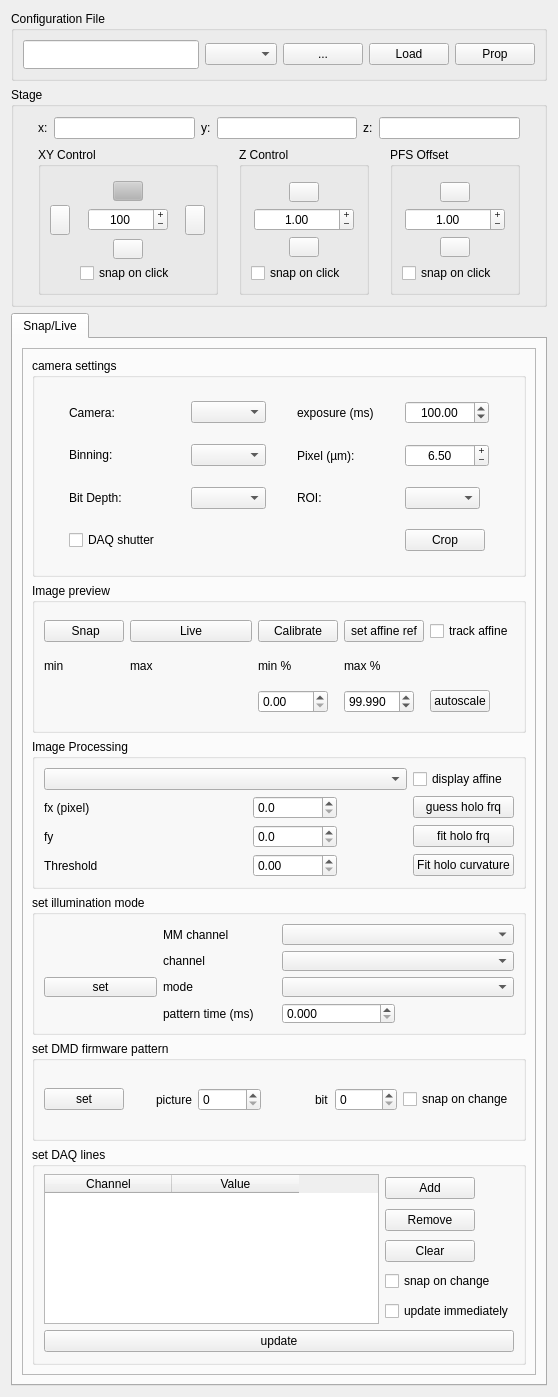
Above: micromanager_gui/_ui/micromanager_gui.ui from QI2lab/napari-micromanager before the change. Below: the same form after it.
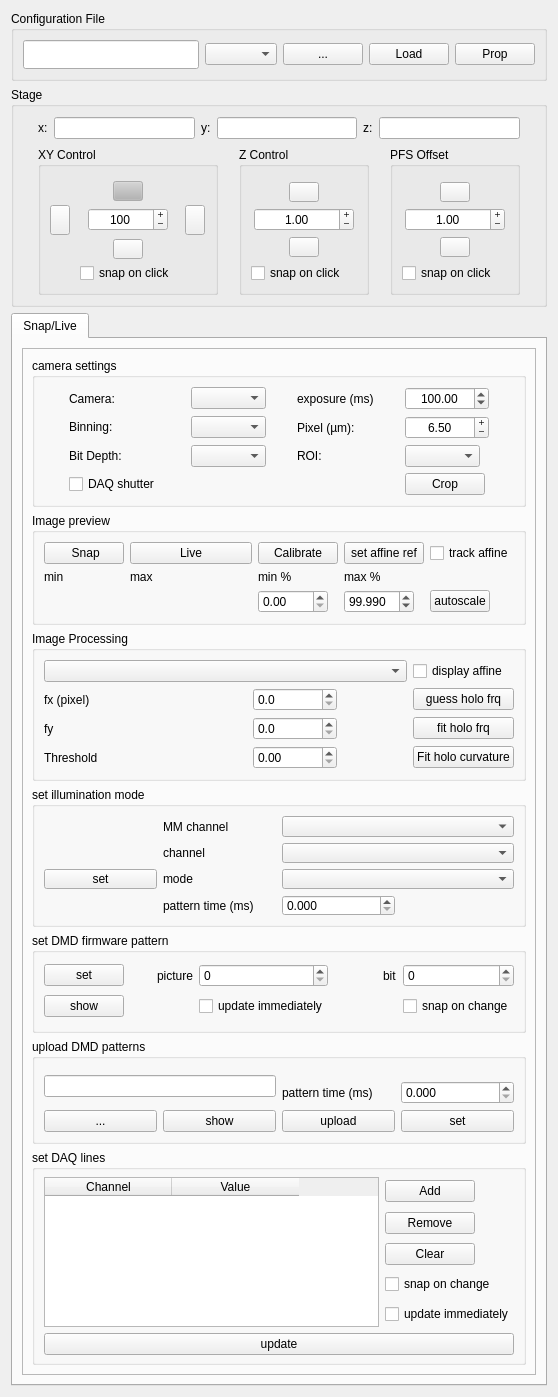
That is the form after the change.

Commit message: more updates including (1) load DMD image from file and (2) show DMD firmware or loaded-from-file patterns

The edit to the form file:
```diff
--- a/micromanager_gui/_ui/micromanager_gui.ui
+++ b/micromanager_gui/_ui/micromanager_gui.ui
@@ -1349,41 +1349,112 @@
             <property name="checkable">
              <bool>false</bool>
             </property>
-            <layout class="QHBoxLayout" name="horizontalLayout">
-             <item>
-              <widget class="QPushButton" name="set_dmd_pattern_index_pushButton">
-               <property name="text">
-                <string>set</string>
-               </property>
-              </widget>
+            <layout class="QGridLayout" name="gridLayout_2">
+             <item row="0" column="4">
+              <widget class="QSpinBox" name="bit_index_spinBox"/>
              </item>
-             <item alignment="Qt::AlignRight">
+             <item row="0" column="1" alignment="Qt::AlignRight">
               <widget class="QLabel" name="label_11">
                <property name="text">
                 <string>picture</string>
                </property>
               </widget>
              </item>
-             <item>
-              <widget class="QSpinBox" name="pic_index_spinBox"/>
-             </item>
-             <item alignment="Qt::AlignRight">
+             <item row="0" column="3" alignment="Qt::AlignRight">
               <widget class="QLabel" name="label_13">
                <property name="text">
                 <string>bit</string>
                </property>
               </widget>
              </item>
-             <item>
-              <widget class="QSpinBox" name="bit_index_spinBox"/>
+             <item row="0" column="2">
+              <widget class="QSpinBox" name="pic_index_spinBox"/>
              </item>
-             <item>
+             <item row="2" column="2">
+              <widget class="QCheckBox" name="dmd_update_immediately_checkBox">
+               <property name="text">
+                <string>update immediately</string>
+               </property>
+              </widget>
+             </item>
+             <item row="2" column="4">
               <widget class="QCheckBox" name="dmd_snap_checkBox">
                <property name="text">
                 <string>snap on change</string>
                </property>
               </widget>
              </item>
+             <item row="0" column="0">
+              <widget class="QPushButton" name="set_dmd_pattern_index_pushButton">
+               <property name="text">
+                <string>set</string>
+               </property>
+              </widget>
+             </item>
+             <item row="2" column="0">
+              <widget class="QPushButton" name="show_dmd_firmware_pattern_pushButton">
+               <property name="text">
+                <string>show</string>
+               </property>
+              </widget>
+             </item>
+            </layout>
+           </widget>
+          </item>
+          <item>
+           <widget class="QGroupBox" name="groupBox_2">
+            <property name="title">
+             <string>upload DMD patterns</string>
+            </property>
+            <layout class="QGridLayout" name="gridLayout_3">
+             <item row="2" column="2">
+              <widget class="QPushButton" name="upload_dmd_pattern_pushButton">
+               <property name="text">
+                <string>upload</string>
+               </property>
+              </widget>
+             </item>
+             <item row="1" column="4">
+              <widget class="QDoubleSpinBox" name="dmd_set_file_pattern_time_doubleSpinBox">
+               <property name="decimals">
+                <number>3</number>
+               </property>
+               <property name="maximum">
+                <double>10000000000000.000000000000000</double>
+               </property>
+              </widget>
+             </item>
+             <item row="2" column="4">
+              <widget class="QPushButton" name="set_uploaded_dmd_pattern_pushButton">
+               <property name="text">
+                <string>set</string>
+               </property>
+              </widget>
+             </item>
+             <item row="2" column="0">
+              <widget class="QPushButton" name="dmd_pattern_find_pushButton">
+               <property name="text">
+                <string>...</string>
+               </property>
+              </widget>
+             </item>
+             <item row="1" column="2">
+              <widget class="QLabel" name="label_23">
+               <property name="text">
+                <string>pattern time (ms)</string>
+               </property>
+              </widget>
+             </item>
+             <item row="2" column="1">
+              <widget class="QPushButton" name="show_dmd_upload_pattern_pushButton">
+               <property name="text">
+                <string>show</string>
+               </property>
+              </widget>
+             </item>
+             <item row="0" column="0" rowspan="2" colspan="2">
+              <widget class="QLineEdit" name="dmd_pattern_lineEdit"/>
+             </item>
             </layout>
            </widget>
           </item>
```
Left out of the diff: 8 changed lines with no effect on the pictures. The commit also changes 6 other files.
